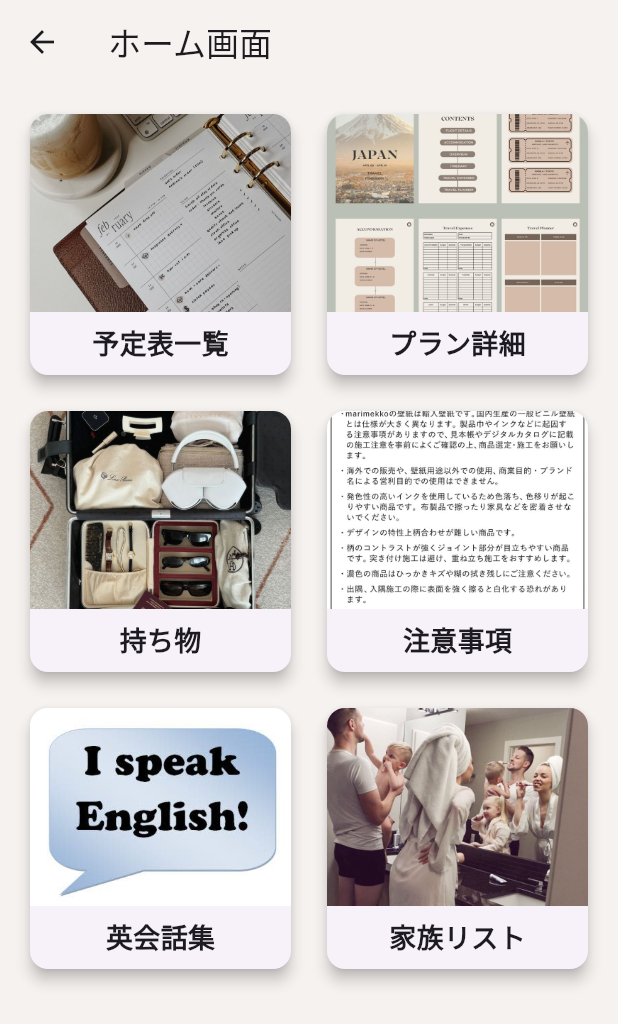
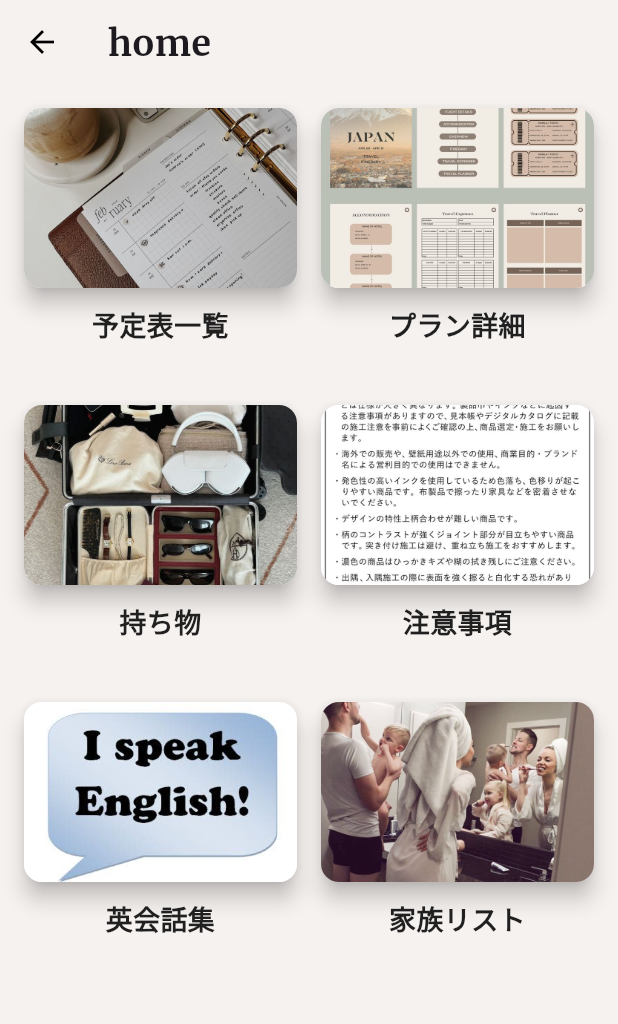
Before and after one commit to vivianstar2000/florida_handbook, a Flutter app: the HomeScreen screen opened by its route, on a phone screen of 412 x 824 dp. Shown: the top 1024 px of the screen. Run offline on Flutter 3.47's test engine with Material 3 defaults, Android fonts, the phone set to English and light mode, and no system bars.

Commit message:
デザインの更新

```diff
--- a/lib/home_screen.dart
+++ b/lib/home_screen.dart
@@ -27,7 +27,12 @@ class HomeScreen extends StatelessWidget {
 
     return Scaffold(
       appBar: AppBar(
-        title: Text('ホーム画面'),
+        title: Text('home',
+        style: TextStyle(
+      fontFamily: 'Merriweather',  // ここで設定
+      fontSize: 24,           // フォントサイズを調整
+      fontWeight: FontWeight.bold,  // 太字
+      ),),
         backgroundColor: Color(0xFFF6F2F0),
       ),
       backgroundColor: Color(0xFFF6F2F0),
@@ -42,48 +47,42 @@ class HomeScreen extends StatelessWidget {
           ),
           itemCount: menuItems.length,
           itemBuilder: (context, index) {
-            return GestureDetector(
+  return Column(
+    children: [
+      Material(
+        elevation: 6,  // 浮いているような影を追加
+        borderRadius: BorderRadius.circular(12),  // 角の丸み
+        child: InkWell(
           onTap: () {
             Navigator.pushNamed(context, menuItems[index]['route']!);
           },
-              child: Card(
-                elevation: 4,
-                shape: RoundedRectangleBorder(
           borderRadius: BorderRadius.circular(12),
-                ),
-                child: Column(
-                  children: [
-                    Expanded(
           child: ClipRRect(
-    borderRadius: BorderRadius.vertical(top: Radius.circular(12)),
+            borderRadius: BorderRadius.circular(12),
             child: Image.asset(
               menuItems[index]['image']!,
               fit: BoxFit.cover,
-      width: double.infinity,
-      errorBuilder: (context, error, stackTrace) {
-        return Column(
-          mainAxisAlignment: MainAxisAlignment.center,
-          children: [
-            Icon(Icons.error, color: Colors.red, size: 50),
-            Text('画像が見つかりません'),
+              width: double.infinity,  // 幅いっぱい
+              height: 120,  // 画像の高さ指定
+            ),
+          ),
+        ),
+      ),
+      const SizedBox(height: 12),  // 画像とテキストの間隔
+      Text(
+        menuItems[index]['title']!,
+        style: TextStyle(
+    fontFamily: 'Roboto',  // ここでフォントを適用
+    fontSize: 18,
+    fontWeight: FontWeight.bold,
+    color: Colors.black87,
+  ),
+        textAlign: TextAlign.center,
+      ),
     ],
   );
 },
-    ),
-  ),
-),
-                    Padding(
-                      padding: const EdgeInsets.all(8.0),
-                      child: Text(
-                        menuItems[index]['title']!,
-                        style: TextStyle(fontSize: 18, fontWeight: FontWeight.bold),
-                      ),
-                    ),
-                  ],
-                ),
-              ),
-            );
-          },
+
         ),
       ),
     );
--- a/lib/main.dart
+++ b/lib/main.dart
@@ -27,7 +27,12 @@ class MyApp extends StatelessWidget {
     return MaterialApp(
       title: 'Flutter Web App',
       theme: ThemeData(
-        primarySwatch: Colors.blue,
+        scaffoldBackgroundColor: Color(0xFFF6F2F0),  // 全画面共通の背景色
+        appBarTheme: AppBarTheme(
+          backgroundColor: Color(0xFFF6F2F0),  // AppBarの背景色
+          elevation: 0,  // シャドウなし
+          iconTheme: IconThemeData(color: Colors.black),  // アイコンの色
+        ),
       ),
       initialRoute: '/',
       routes: {
```
Also changed, not shown: pubspec.yaml (+20 -0 lines), assets/fonts/Itim-Regular.ttf (added), assets/fonts/Merriweather-Black.ttf (added), assets/fonts/Merriweather-BlackItalic.ttf (added), assets/fonts/Merriweather-Bold.ttf (added), assets/fonts/Merriweather-BoldItalic.ttf (added), assets/fonts/Merriweather-Italic.ttf (added), assets/fonts/Merriweather-Light.ttf (added), assets/fonts/Merriweather-LightItalic.ttf (added), assets/fonts/Merriweather-Regular.ttf (added), assets/fonts/Nunito-Italic-VariableFont_wght.ttf (added), assets/fonts/Nunito-VariableFont_wght.ttf (added), assets/fonts/PatuaOne-Regular.ttf (added), assets/fonts/Roboto-Italic-VariableFont_wdth,wght.ttf (added), 1 more files, 1 other file. Lines whose indentation alone changed are shown as unchanged.
